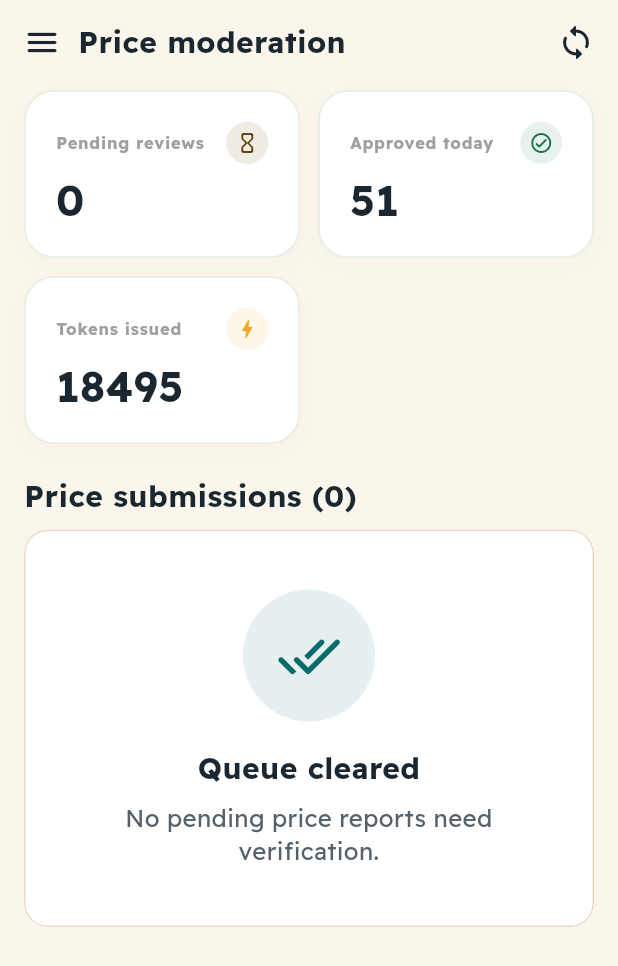
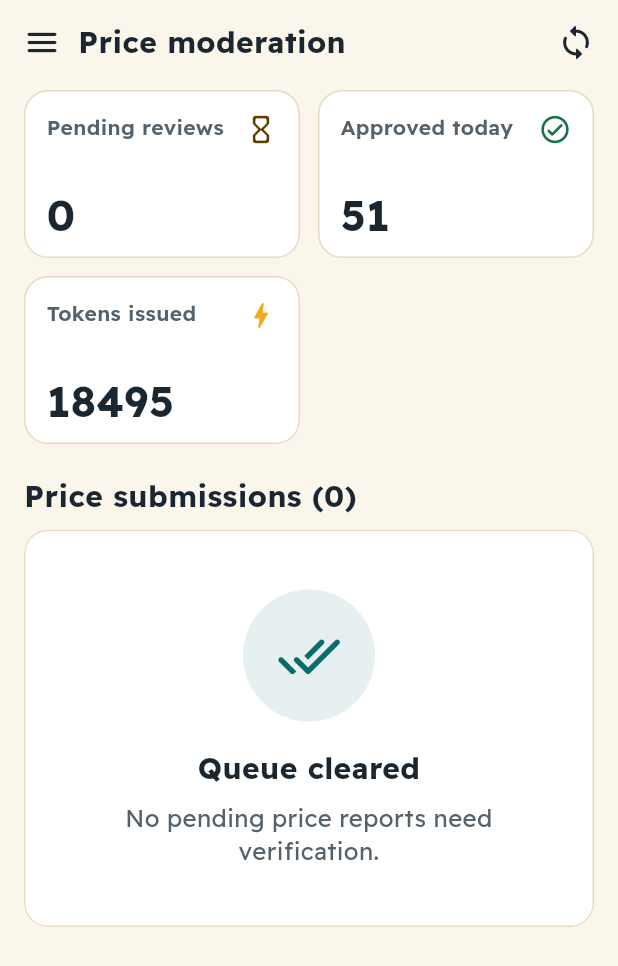
Before and after one commit to Hikki-dev/DealSouk, a Flutter app: the AdminScreen screen opened directly, on a phone screen of 412 x 824 dp. Shown: the top 966 px of the screen. Run offline on Flutter 3.47's test engine with Material 3 defaults, Android fonts, the phone set to English and light mode, and no system bars; our stand-ins replace cached_network_image, connectivity_plus, dio, firebase_auth, firebase_core, firebase_messaging and 11 more; missing offline and left inert: dart:html, mobile_scanner; accounts and stored records are empty; generated files the repository leaves out were written again.

Commit message:
Moderator console: wrapping stat cards, stacked actions at large text, tab screenshots
Co-Authored-By: Claude Sonnet 5.5 <noreply@anthropic.com>
Claude-Session: https://claude.ai/code/session_01YECEvufYEMKHzN1VDkz2SC

```diff
--- a/lib/features/admin/presentation/widgets/admin_panel_widgets.dart
+++ b/lib/features/admin/presentation/widgets/admin_panel_widgets.dart
@@ -7,52 +7,47 @@ import 'package:dealsouk/core/theme/theme.dart';
 
 Widget adminStatCard(String label, String value, IconData icon, Color color) {
   return Container(
-    padding: const EdgeInsets.all(20),
+    padding: const EdgeInsets.all(14),
     decoration: BoxDecoration(
       color: Colors.white,
-      borderRadius: BorderRadius.circular(20),
-      border: Border.all(color: const Color(0xFFE8EEE4), width: 1.2),
-      boxShadow: [
-        BoxShadow(
-          color: Colors.black.withValues(alpha: 0.015),
-          blurRadius: 10,
-          offset: const Offset(0, 4),
-        ),
-      ],
+      borderRadius: BorderRadius.circular(16),
+      border: Border.all(color: AppTheme.line),
     ),
     child: Column(
       crossAxisAlignment: CrossAxisAlignment.start,
+      mainAxisAlignment: MainAxisAlignment.spaceBetween,
       children: [
         Row(
-          mainAxisAlignment: MainAxisAlignment.spaceBetween,
+          crossAxisAlignment: CrossAxisAlignment.start,
           children: [
-            Text(
+            Expanded(
+              child: Text(
                 label,
+                maxLines: 2,
+                overflow: TextOverflow.ellipsis,
                 style: AppFonts.body(
-                fontSize: 11,
-                color: Colors.grey.shade500,
-                fontWeight: FontWeight.bold,
-                letterSpacing: 0.5,
+                  fontSize: 14,
+                  color: AppTheme.textLight,
+                  fontWeight: FontWeight.w600,
                 ),
               ),
-            Container(
-              padding: const EdgeInsets.all(6),
-              decoration: BoxDecoration(
-                color: color.withValues(alpha: 0.1),
-                shape: BoxShape.circle,
             ),
-              child: Icon(icon, color: color, size: 16),
-            ),
+            const SizedBox(width: 6),
+            Icon(icon, color: color, size: 22),
           ],
         ),
-        const SizedBox(height: 10),
-        Text(
+        const SizedBox(height: 6),
+        FittedBox(
+          fit: BoxFit.scaleDown,
+          alignment: AlignmentDirectional.centerStart,
+          child: Text(
             value,
             style: AppFonts.display(
               fontSize: 28,
-            fontWeight: FontWeight.bold,
-            color: AppTheme.textDark,
+              fontWeight: FontWeight.w700,
+              color: AppTheme.ink,
               height: 1.0,
+            ),
           ),
         ),
       ],
```
Also changed, not shown: lib/features/admin/presentation/admin_screen.dart (+31 -16 lines), 1 other file. Lines whose indentation alone changed are shown as unchanged.
